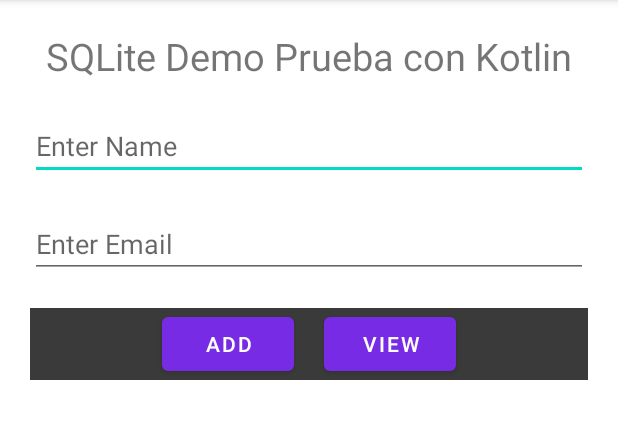
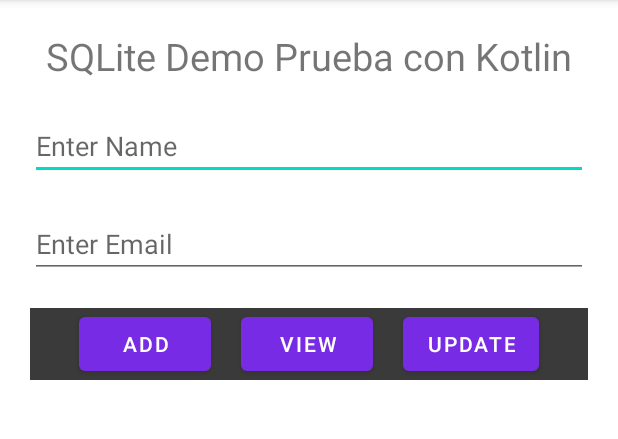
Before and after one commit to gandalfs1/CrudKotlin, an Android app: the screen it shows after launch (MainActivity), on a phone screen of 412 x 824 dp, the part 84-523 px from its top. Run offline under Robolectric (Android 15) with nearby library versions, the phone set to English and light mode, and no system bars.

Commit message:
Se agrega funcion de actualizar studiante
*Se crea boton para actualizar estudiante : activity_main.xml
*Se ajusta logica de actualizacion estudiante : MainActivity.kt

```diff
--- a/app/src/main/res/layout/activity_main.xml
+++ b/app/src/main/res/layout/activity_main.xml
@@ -51,6 +51,14 @@
             android:text="View"
             android:layout_width="wrap_content"
             android:layout_height="wrap_content"/>
+        <View
+            android:layout_width="20dp"
+            android:layout_height="20dp"/>
+        <Button
+            android:id="@+id/btnUpdate"
+            android:text="Update"
+            android:layout_width="wrap_content"
+            android:layout_height="wrap_content"/>
     </LinearLayout>
 
     <androidx.recyclerview.widget.RecyclerView
```
Also changed, not shown: app/src/main/java/com/example/crud/MainActivity.kt (+35 -1 lines).
